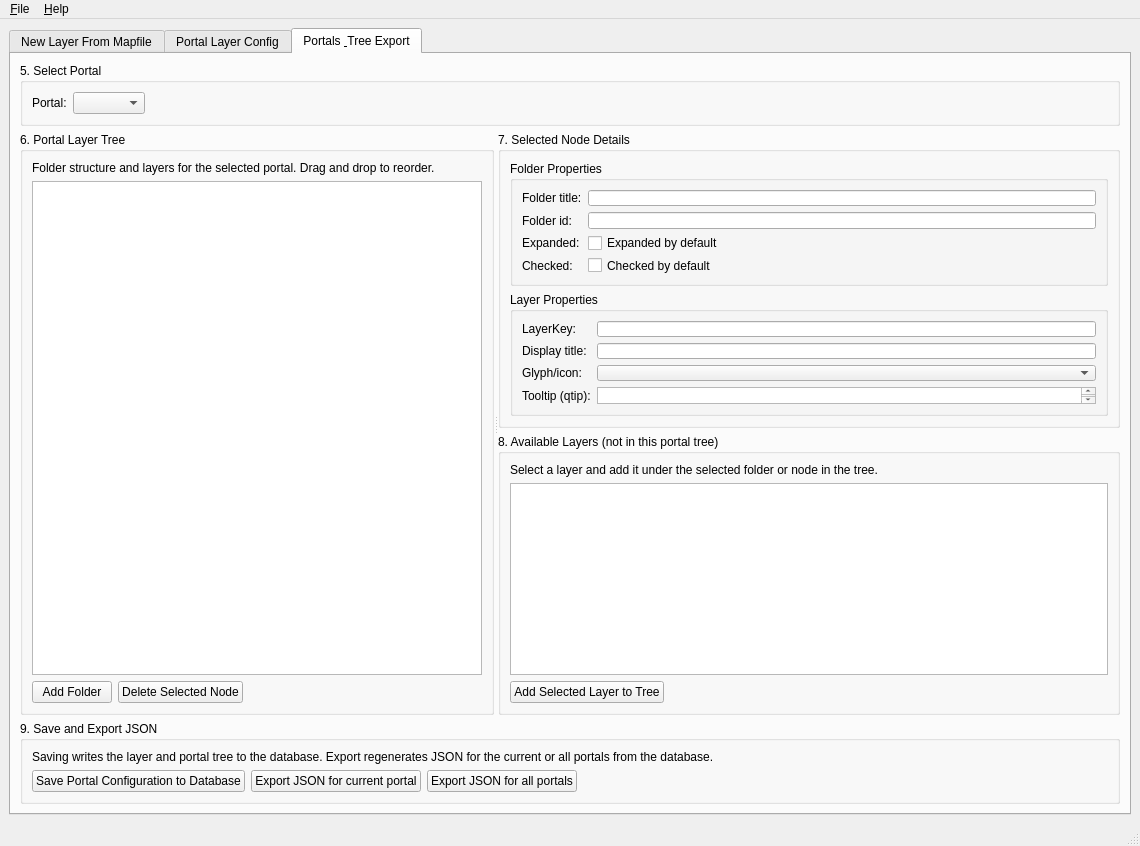
This is json_generator/LayerConfigNewLayerWizard_REDESIGN_TAB2_v6.ui in select-8/LayerMaker as Qt 5 draws it before an edit. The edited form follows.
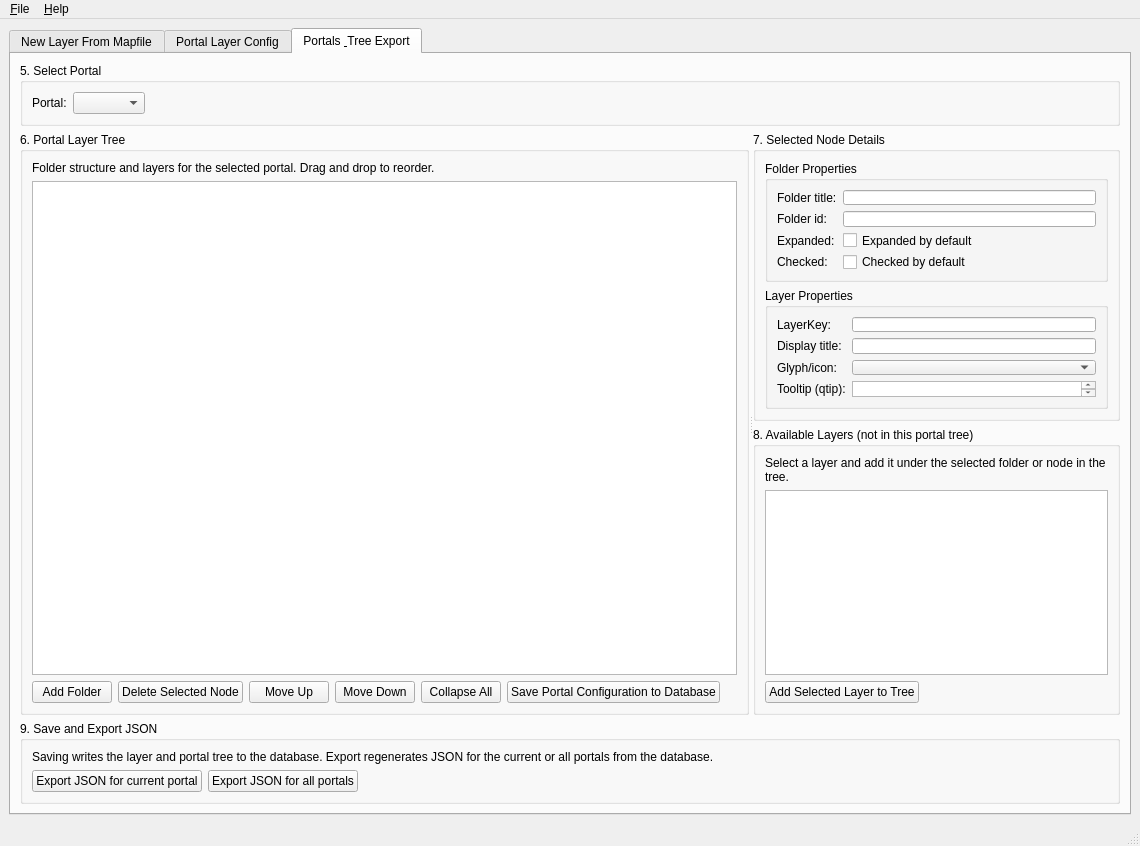
This is the edited form. The open tabs and pages were chosen to show the change.

Commit message: Resdigned of LayerMaker UI. Finlaise JSON exporter. Begin MapFile building in app.

```diff
--- a/json_generator/LayerConfigNewLayerWizard_REDESIGN_TAB2_v6.ui
+++ b/json_generator/LayerConfigNewLayerWizard_REDESIGN_TAB2_v6.ui
@@ -779,7 +779,11 @@
                 </widget>
                </item>
                <item>
-                <widget class="QTreeView" name="treePortalLayers"/>
+                <widget class="QTreeView" name="treePortalLayers">
+                 <property name="dragDropMode">
+                  <enum>QAbstractItemView::NoDragDrop</enum>
+                 </property>
+                </widget>
                </item>
                <item>
                 <layout class="QHBoxLayout" name="horizontalLayout_treeButtons">
@@ -797,6 +801,34 @@
                    </property>
                   </widget>
                  </item>
+                 <item>
+                  <widget class="QPushButton" name="btnMoveUp">
+                   <property name="text">
+                    <string>Move Up</string>
+                   </property>
+                  </widget>
+                 </item>
+                 <item>
+                  <widget class="QPushButton" name="btnMoveDown">
+                   <property name="text">
+                    <string>Move Down</string>
+                   </property>
+                  </widget>
+                 </item>
+                 <item>
+                  <widget class="QPushButton" name="btnCollapseAll">
+                   <property name="text">
+                    <string>Collapse All</string>
+                   </property>
+                  </widget>
+                 </item>
+                 <item>
+                  <widget class="QPushButton" name="btnSavePortalToDatabase">
+                   <property name="text">
+                    <string>Save Portal Configuration to Database</string>
+                   </property>
+                  </widget>
+                 </item>
                  <item>
                   <spacer name="horizontalSpacer_treeButtons">
                    <property name="orientation">
@@ -1006,13 +1038,6 @@
            </item>
            <item>
             <layout class="QHBoxLayout" name="horizontalLayout_exportButtons">
-             <item>
-              <widget class="QPushButton" name="btnSavePortalToDatabase">
-               <property name="text">
-                <string>Save Portal Configuration to Database</string>
-               </property>
-              </widget>
-             </item>
              <item>
               <widget class="QPushButton" name="btnExportCurrentPortalJson">
                <property name="text">
```
The commit also changes 29 other files.
